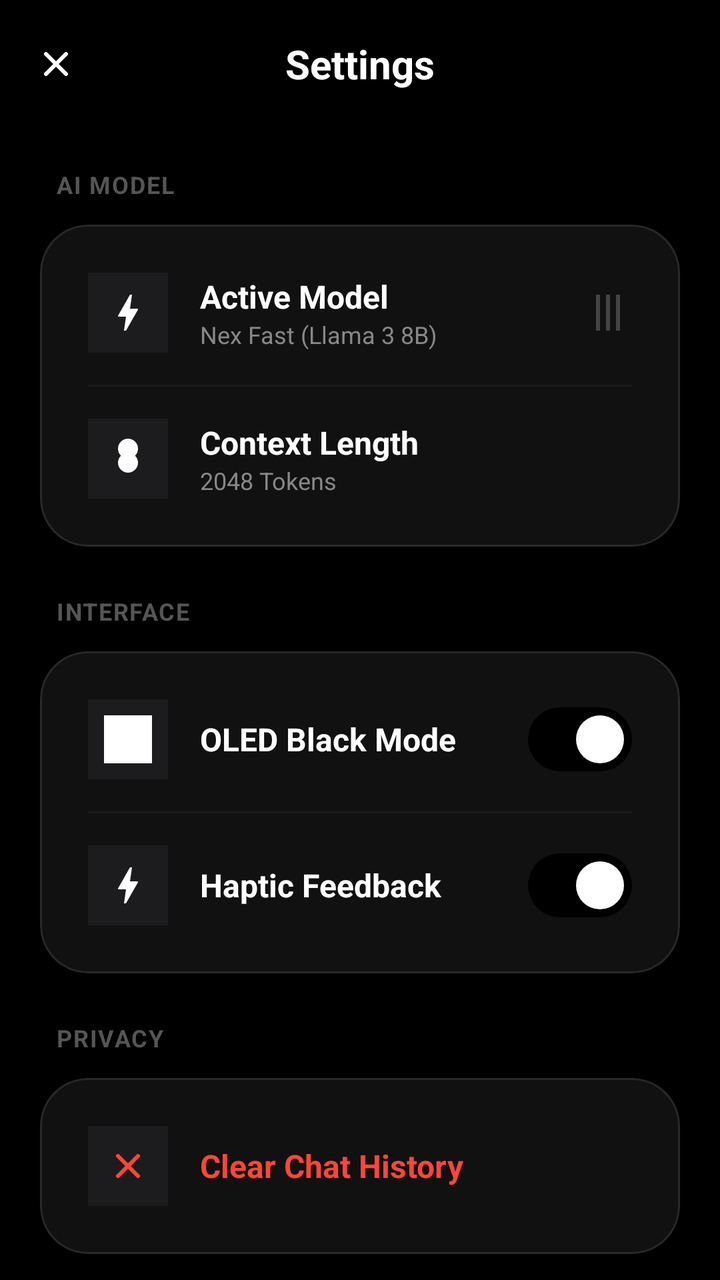
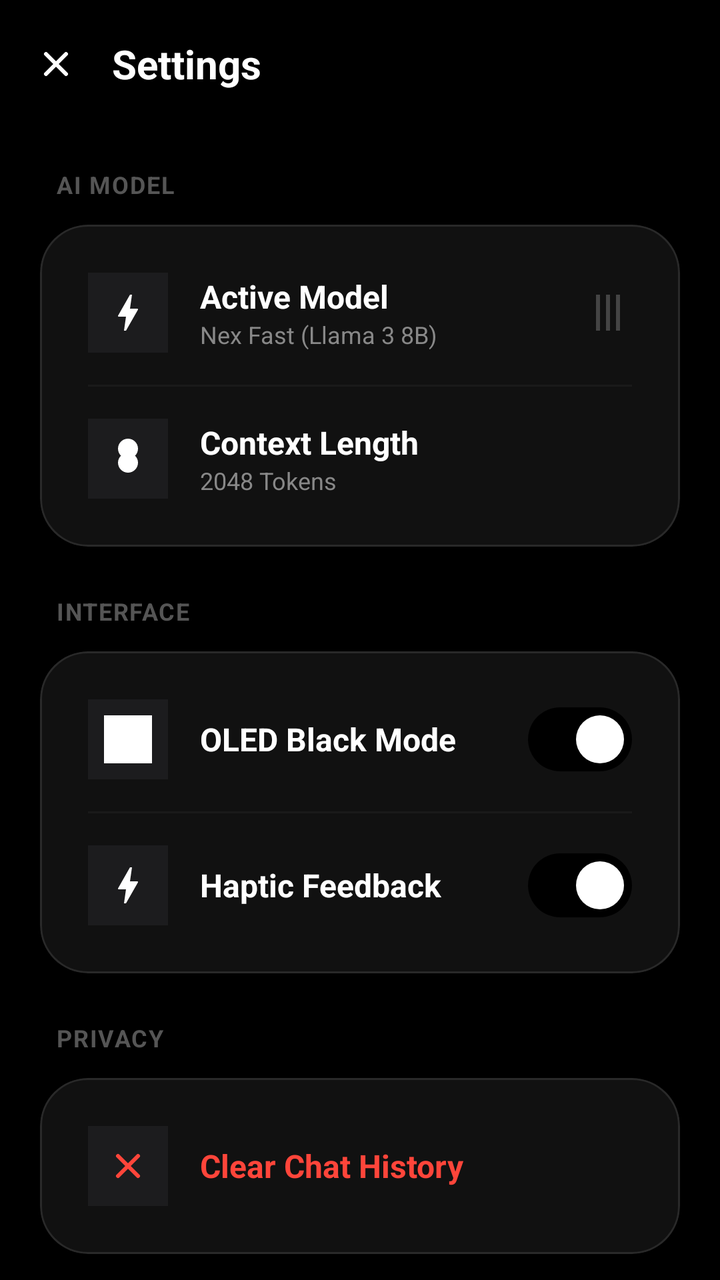

An Android layout rendered at two revisions. The XML below is the earlier revision; the diff shows what the commit changed to produce the second picture.
<!-- AndroidManifest.xml: activity theme Theme.NexV1 -->
<!-- res/layout/activity_settings.xml -->
<?xml version="1.0" encoding="utf-8"?>
<androidx.constraintlayout.widget.ConstraintLayout xmlns:android="http://schemas.android.com/apk/res/android"
    xmlns:app="http://schemas.android.com/apk/res-auto"
    xmlns:tools="http://schemas.android.com/tools"
    android:id="@+id/settings_root"
    android:layout_width="match_parent"
    android:layout_height="match_parent"
    android:background="#000000"
    tools:context=".SettingsActivity">

    <com.google.android.material.appbar.MaterialToolbar
        android:id="@+id/toolbar"
        android:layout_width="match_parent"
        android:layout_height="wrap_content"
        android:background="@android:color/transparent"
        app:layout_constraintTop_toTopOf="parent"
        app:navigationIcon="@drawable/ic_close"
        app:navigationIconTint="@android:color/white">

        <TextView
            android:layout_width="wrap_content"
            android:layout_height="wrap_content"
            android:text="@string/settings"
            android:textColor="@android:color/white"
            android:textSize="20sp"
            android:textStyle="bold"
            android:layout_gravity="center"/>

    </com.google.android.material.appbar.MaterialToolbar>

    <androidx.core.widget.NestedScrollView
        android:layout_width="match_parent"
        android:layout_height="0dp"
        android:fillViewport="true"
        app:layout_constraintBottom_toBottomOf="parent"
        app:layout_constraintTop_toBottomOf="@id/toolbar">

        <LinearLayout
            android:layout_width="match_parent"
            android:layout_height="wrap_content"
            android:orientation="vertical"
            android:padding="20dp">

            
            <TextView
                android:layout_width="match_parent"
                android:layout_height="wrap_content"
                android:layout_marginStart="8dp"
                android:layout_marginBottom="12dp"
                android:text="AI MODEL"
                android:textColor="#555555"
                android:textSize="12sp"
                android:textStyle="bold"
                android:letterSpacing="0.05" />

            <com.google.android.material.card.MaterialCardView
                android:layout_width="match_parent"
                android:layout_height="wrap_content"
                android:layout_marginBottom="24dp"
                app:cardBackgroundColor="#111111"
                app:cardCornerRadius="24dp"
                app:strokeWidth="1dp"
                app:strokeColor="#1AFFFFFF">

                <LinearLayout
                    android:layout_width="match_parent"
                    android:layout_height="wrap_content"
                    android:orientation="vertical"
                    android:padding="8dp">

                    
                    <RelativeLayout
                        android:layout_width="match_parent"
                        android:layout_height="72dp"
                        android:paddingHorizontal="16dp"
                        android:background="?attr/selectableItemBackground">

                        <ImageView
                            android:id="@+id/icon_model"
                            android:layout_width="40dp"
                            android:layout_height="40dp"
                            android:layout_centerVertical="true"
                            android:src="@drawable/ic_bolt"
                            android:padding="8dp"
                            android:background="#1C1C1E"
                            app:tint="@android:color/white"/>

                        <LinearLayout
                            android:layout_width="wrap_content"
                            android:layout_height="wrap_content"
                            android:layout_toEndOf="@id/icon_model"
                            android:layout_centerVertical="true"
                            android:layout_marginStart="16dp"
                            android:orientation="vertical">
                            <TextView
                                android:layout_width="wrap_content"
                                android:layout_height="wrap_content"
                                android:text="Active Model"
                                android:textColor="@android:color/white"
                                android:textSize="16sp"
                                android:textStyle="bold"/>
                            <TextView
                                android:layout_width="wrap_content"
                                android:layout_height="wrap_content"
                                android:text="Nex Fast (Llama 3 8B)"
                                android:textColor="#888888"
                                android:textSize="12sp"/>
                        </LinearLayout>

                        <ImageView
                            android:layout_width="24dp"
                            android:layout_height="24dp"
                            android:layout_alignParentEnd="true"
                            android:layout_centerVertical="true"
                            android:src="@drawable/ic_menu"
                            android:rotation="90"
                            app:tint="#444444"/>
                    </RelativeLayout>

                    <View android:layout_width="match_parent" android:layout_height="1dp" android:background="#0AFFFFFF" android:layout_marginHorizontal="16dp"/>

                    
                    <RelativeLayout
                        android:layout_width="match_parent"
                        android:layout_height="72dp"
                        android:paddingHorizontal="16dp"
                        android:background="?attr/selectableItemBackground">
                        <ImageView
                            android:id="@+id/icon_memory"
                            android:layout_width="40dp"
                            android:layout_height="40dp"
                            android:layout_centerVertical="true"
                            android:src="@drawable/ic_memory"
                            android:padding="8dp"
                            android:background="#1C1C1E"
                            app:tint="@android:color/white"/>
                        <LinearLayout
                            android:layout_width="wrap_content"
                            android:layout_height="wrap_content"
                            android:layout_toEndOf="@id/icon_memory"
                            android:layout_centerVertical="true"
                            android:layout_marginStart="16dp"
                            android:orientation="vertical">
                            <TextView
                                android:layout_width="wrap_content"
                                android:layout_height="wrap_content"
                                android:text="Context Length"
                                android:textColor="@android:color/white"
                                android:textSize="16sp"
                                android:textStyle="bold"/>
                            <TextView
                                android:layout_width="wrap_content"
                                android:layout_height="wrap_content"
                                android:text="2048 Tokens"
                                android:textColor="#888888"
                                android:textSize="12sp"/>
                        </LinearLayout>
                    </RelativeLayout>
                </LinearLayout>
            </com.google.android.material.card.MaterialCardView>

            
            <TextView
                android:layout_width="match_parent"
                android:layout_height="wrap_content"
                android:layout_marginStart="8dp"
                android:layout_marginBottom="12dp"
                android:text="INTERFACE"
                android:textColor="#555555"
                android:textSize="12sp"
                android:textStyle="bold"
                android:letterSpacing="0.05" />

            <com.google.android.material.card.MaterialCardView
                android:layout_width="match_parent"
                android:layout_height="wrap_content"
                android:layout_marginBottom="24dp"
                app:cardBackgroundColor="#111111"
                app:cardCornerRadius="24dp"
                app:strokeWidth="1dp"
                app:strokeColor="#1AFFFFFF">

                <LinearLayout
                    android:layout_width="match_parent"
                    android:layout_height="wrap_content"
                    android:orientation="vertical"
                    android:padding="8dp">

                    
                    <RelativeLayout
                        android:layout_width="match_parent"
                        android:layout_height="72dp"
                        android:paddingHorizontal="16dp"
                        android:background="?attr/selectableItemBackground">
                        <ImageView
                            android:id="@+id/icon_theme"
                            android:layout_width="40dp"
                            android:layout_height="40dp"
                            android:layout_centerVertical="true"
                            android:src="@drawable/ic_launcher_foreground"
                            android:padding="8dp"
                            android:background="#1C1C1E"
                            app:tint="@android:color/white"/>
                        <TextView
                            android:layout_width="wrap_content"
                            android:layout_height="wrap_content"
                            android:layout_toEndOf="@id/icon_theme"
                            android:layout_centerVertical="true"
                            android:layout_marginStart="16dp"
                            android:text="OLED Black Mode"
                            android:textColor="@android:color/white"
                            android:textSize="16sp"
                            android:textStyle="bold"/>
                        <com.google.android.material.materialswitch.MaterialSwitch
                            android:layout_width="wrap_content"
                            android:layout_height="wrap_content"
                            android:layout_alignParentEnd="true"
                            android:layout_centerVertical="true"
                            android:checked="true" />
                    </RelativeLayout>

                    <View android:layout_width="match_parent" android:layout_height="1dp" android:background="#0AFFFFFF" android:layout_marginHorizontal="16dp"/>

                    
                    <RelativeLayout
                        android:layout_width="match_parent"
                        android:layout_height="72dp"
                        android:paddingHorizontal="16dp"
                        android:background="?attr/selectableItemBackground">
                        <ImageView
                            android:id="@+id/icon_haptic"
                            android:layout_width="40dp"
                            android:layout_height="40dp"
                            android:layout_centerVertical="true"
                            android:src="@drawable/ic_bolt"
                            android:padding="8dp"
                            android:background="#1C1C1E"
                            app:tint="@android:color/white"/>
                        <TextView
                            android:layout_width="wrap_content"
                            android:layout_height="wrap_content"
                            android:layout_toEndOf="@id/icon_haptic"
                            android:layout_centerVertical="true"
                            android:layout_marginStart="16dp"
                            android:text="Haptic Feedback"
                            android:textColor="@android:color/white"
                            android:textSize="16sp"
                            android:textStyle="bold"/>
                        <com.google.android.material.materialswitch.MaterialSwitch
                            android:layout_width="wrap_content"
                            android:layout_height="wrap_content"
                            android:layout_alignParentEnd="true"
                            android:layout_centerVertical="true"
                            android:checked="true" />
                    </RelativeLayout>
                </LinearLayout>
            </com.google.android.material.card.MaterialCardView>

            
            <TextView
                android:layout_width="match_parent"
                android:layout_height="wrap_content"
                android:layout_marginStart="8dp"
                android:layout_marginBottom="12dp"
                android:text="PRIVACY"
                android:textColor="#555555"
                android:textSize="12sp"
                android:textStyle="bold"
                android:letterSpacing="0.05" />

            <com.google.android.material.card.MaterialCardView
                android:layout_width="match_parent"
                android:layout_height="wrap_content"
                app:cardBackgroundColor="#111111"
                app:cardCornerRadius="24dp"
                app:strokeWidth="1dp"
                app:strokeColor="#1AFFFFFF">

                <LinearLayout
                    android:layout_width="match_parent"
                    android:layout_height="wrap_content"
                    android:orientation="vertical"
                    android:padding="8dp">

                    <RelativeLayout
                        android:layout_width="match_parent"
                        android:layout_height="72dp"
                        android:paddingHorizontal="16dp"
                        android:background="?attr/selectableItemBackground">
                        <ImageView
                            android:id="@+id/icon_clear"
                            android:layout_width="40dp"
                            android:layout_height="40dp"
                            android:layout_centerVertical="true"
                            android:src="@drawable/ic_close"
                            android:padding="8dp"
                            android:background="#1C1C1E"
                            app:tint="#FF453A"/>
                        <TextView
                            android:layout_width="wrap_content"
                            android:layout_height="wrap_content"
                            android:layout_toEndOf="@id/icon_clear"
                            android:layout_centerVertical="true"
                            android:layout_marginStart="16dp"
                            android:text="Clear Chat History"
                            android:textColor="#FF453A"
                            android:textSize="16sp"
                            android:textStyle="bold"/>
                    </RelativeLayout>
                </LinearLayout>
            </com.google.android.material.card.MaterialCardView>

        </LinearLayout>
    </androidx.core.widget.NestedScrollView>

</androidx.constraintlayout.widget.ConstraintLayout>
<!-- resources referenced by this layout -->
<resources>
  <!-- drawable ic_bolt (drawable) -->
  <vector xmlns:android="http://schemas.android.com/apk/res/android"
      android:width="24dp"
      android:height="24dp"
      android:viewportWidth="24"
      android:viewportHeight="24">
      <path
          android:fillColor="@android:color/white"
          android:pathData="M11,21h-1l1-7H7.5c-0.58,0-0.57-0.32-0.38-0.66c0.19-0.34,0.05-0.08,0.07-0.12C8.48,10.94,10.42,7.54,13,3h1l-1,7h3.5c0.49,0,0.56,0.33,0.47,0.51l-0.07,0.15C12.96,17.55,11,21,11,21z" />
  </vector>
  <!-- drawable ic_close (drawable) -->
  <vector xmlns:android="http://schemas.android.com/apk/res/android" android:height="24dp" android:viewportHeight="24" android:viewportWidth="24" android:width="24dp">
        
      <path android:fillColor="#00000000" android:fillType="evenOdd" android:pathData="M17,7L7,17" android:strokeColor="#fff" android:strokeLineCap="round" android:strokeWidth="2"/>
        
      <path android:fillColor="#00000000" android:fillType="evenOdd" android:pathData="M7,7L17,17" android:strokeColor="#fff" android:strokeLineCap="round" android:strokeWidth="2"/>
      
  </vector>
  <!-- drawable ic_launcher_foreground: vector/xml drawable (drawable, 19376 chars, omitted) -->
  <!-- drawable ic_memory (drawable) -->
  <vector xmlns:android="http://schemas.android.com/apk/res/android"
      android:width="24dp"
      android:height="24dp"
      android:viewportWidth="24"
      android:viewportHeight="24">
      <path
          android:fillColor="@android:color/white"
          android:pathData="M12,2C9.24,2 7,4.24 7,7c0,1.38 0.56,2.63 1.47,3.53C7.6,11.39 7,12.63 7,14c0,2.76 2.24,5 5,5s5,-2.24 5,-5c0,-1.37 -0.6,-2.61 -1.47,-3.47C16.44,9.63 17,8.38 17,7C17,4.24 14.76,2 12,2z" />
  </vector>
  <!-- drawable ic_menu (drawable) -->
  <vector xmlns:android="http://schemas.android.com/apk/res/android"
      android:width="24dp"
      android:height="24dp"
      android:viewportWidth="24"
      android:viewportHeight="24">
      <path
          android:fillColor="@android:color/white"
          android:pathData="M3,18h18v-2H3V18zM3,13h18v-2H3V13zM3,6v2h18V6H3z" />
  </vector>
  <string name="settings">Settings</string>
  <style name="Theme.NexV1" parent="Theme.Material3.DayNight.NoActionBar">
          
          <item name="colorPrimary">@color/black</item>
          <item name="colorOnPrimary">@color/white</item>
  
          
          <item name="android:colorBackground">@color/white</item>
  
          
          <item name="android:statusBarColor">@color/black</item>
          <item name="android:windowFullscreen">false</item>
          <item name="android:fitsSystemWindows">true</item>
      </style>
  <color name="black">#000000</color>
  <color name="white">#FFFFFF</color>
</resources>

<!-- the commit's change to res/layout/activity_settings.xml (unified diff, before → after) -->
@@ -23,8 +23,7 @@
             android:text="@string/settings"
             android:textColor="@android:color/white"
             android:textSize="20sp"
-            android:textStyle="bold"
-            android:layout_gravity="center"/>
+            android:textStyle="bold" />
 
     </com.google.android.material.appbar.MaterialToolbar>
 
